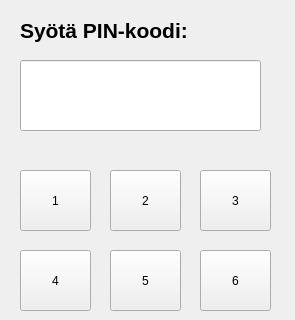
Before: the Qt Designer form bankautomat_exe/bankautomat/PinUI/pinui.ui in Siistikissa/bankautomat, drawn with Qt 5; both pictures show x 0 to 295 and y 0 to 320 of the 295 by 622 pixel window.
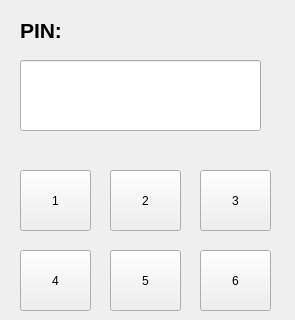
After: the same form once the commit is applied.

```diff
--- a/bankautomat_exe/bankautomat/PinUI/pinui.ui
+++ b/bankautomat_exe/bankautomat/PinUI/pinui.ui
@@ -60,7 +60,7 @@
     </font>
    </property>
    <property name="text">
-    <string>Syötä PIN-koodi:</string>
+    <string>PIN:</string>
    </property>
   </widget>
   <widget class="QPushButton" name="btn1">
```
